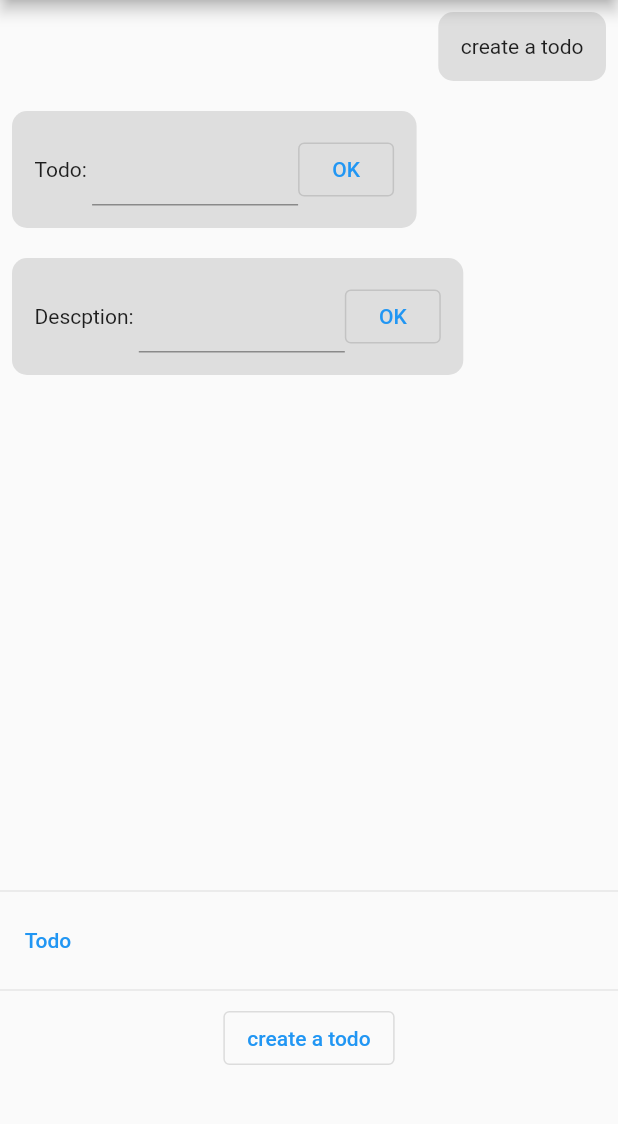
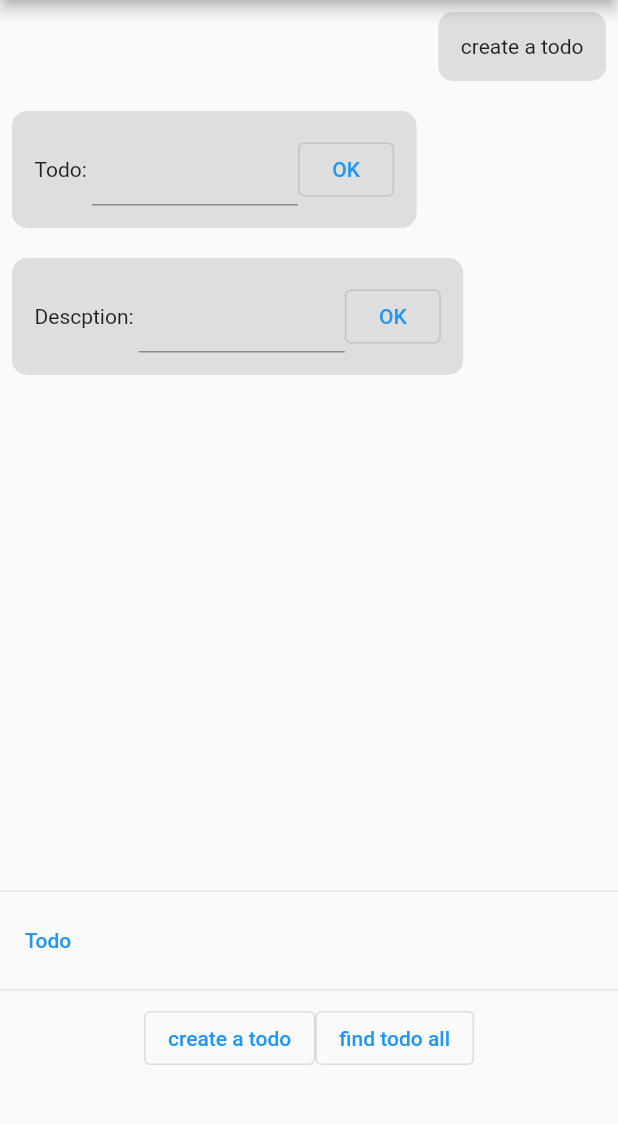
Before and after one commit to maxiee/RayPlan, a Flutter app: the screen it shows after launch, after a tap on "create a todo", after a tap on "OK", on a phone screen of 412 x 824 dp, the part 84-1208 px from its top. Run offline on Flutter 3.47's test engine with Material 2 defaults, Android fonts, the phone set to English and light mode, and no system bars; our stand-ins replace infinite_scroll_pagination, isar, tuple; accounts and stored records are empty; generated files the repository leaves out were written again.

Commit message:
new command find_todo_all

```diff
--- a/lib/commands/commands_todo.dart
+++ b/lib/commands/commands_todo.dart
@@ -1,5 +1,6 @@
 import 'dart:async';
 import 'package:ray_plan/comp/common/comp_todo_create_only_title.dart';
+import 'package:ray_plan/comp/todo/comp_todo_list.dart';
 import 'package:ray_plan/model/todo.dart';
 import 'package:ray_plan/service/service_im.dart';
 
@@ -15,6 +16,10 @@ void create_a_todo() => empty_todo_context()
         send_text_system_message("a new todo created: ");
         send_system_widget(CompTodoOneLine(todo: todo));
     });
+
+/// command: get all todo items
+void find_todo_all() => send_text_system_message_chain("all todo items:")
+  .then((_) async => send_system_widget(const CompTodoListAll()));
 
 /// create a empty todo context
 Future<Todo> empty_todo_context() async => Todo()
--- a/lib/comp/comp_input.dart
+++ b/lib/comp/comp_input.dart
@@ -1,11 +1,7 @@
 import 'package:flutter/material.dart';
 import 'package:ray_plan/commands/commands_todo.dart';
-import 'package:ray_plan/comp/common/comp_todo_create_only_title.dart';
-import 'package:ray_plan/comp/todo/comp_todo_list.dart';
-import 'package:ray_plan/widget/message_text.dart';
 import 'package:tuple/tuple.dart';
 
-import '../global.dart';
 import '../service/service_im.dart';
 
 typedef WidgetCreator = Widget Function();
@@ -13,7 +9,7 @@ typedef WidgetCreator = Widget Function();
 final menu = <String, List<Tuple2<String, Function>>>{
   "Todo": [
     const Tuple2("create a todo", create_a_todo),
-    // Tuple2("todo list all", () => const CompTodoListAll())
+    const Tuple2("find todo all", find_todo_all),
   ]
 };
 
--- a/lib/comp/todo/comp_todo_list.dart
+++ b/lib/comp/todo/comp_todo_list.dart
@@ -1,5 +1,6 @@
 import 'package:flutter/cupertino.dart';
 import 'package:isar/isar.dart';
+import 'package:ray_plan/comp/todo/comp_todo_one_line.dart';
 import 'package:ray_plan/model/todo.dart';
 import 'package:ray_plan/widget/message_list.dart';
 
@@ -14,7 +15,7 @@ class CompTodoListAll extends StatelessWidget {
       height: 200,
       width: MediaQuery.of(context).size.height / 3,
       child: MessageList<Todo>(
-      itemBuilder: (context, item, index) => Text(item.title),
+      itemBuilder: (context, item, index) => CompTodoOneLine(todo: item),
       fetchPage: ((pageKey) async => Global.isar.todos
           .where()
           .offset(pageKey)
```
